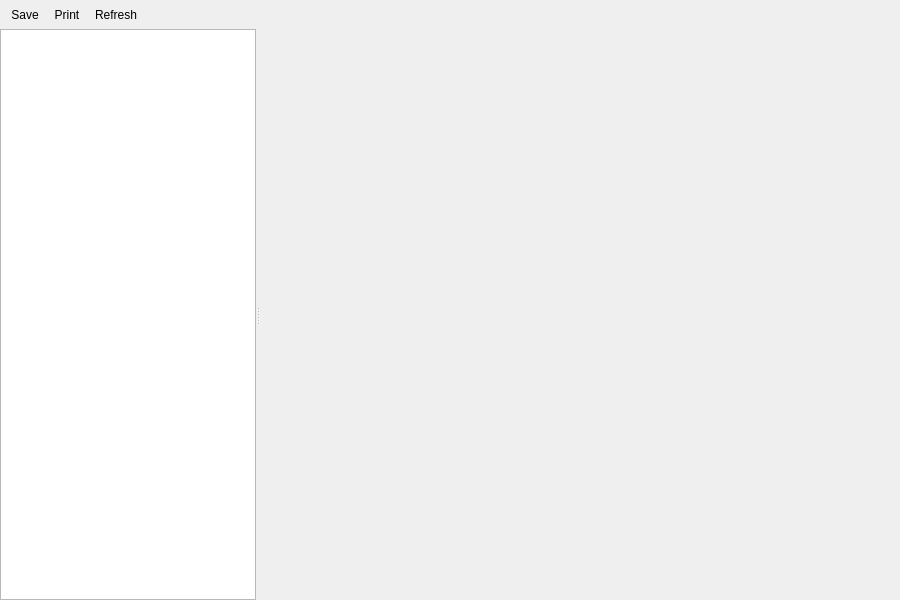
First picture: the form in source/client/ui/sys_info/system_info_session_window.ui, repository dchapyshev/aspia, before the edit.
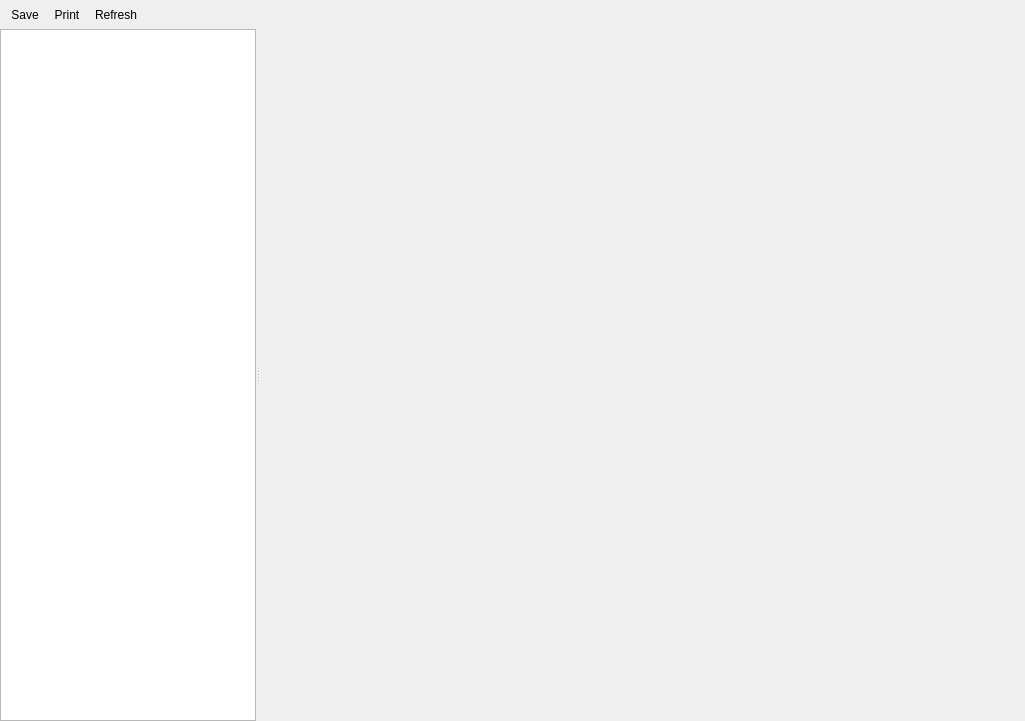
Second picture: the form after the edit. Icons and pictures are not drawn.

Patch:
```diff
--- a/source/client/ui/sys_info/system_info_session_window.ui
+++ b/source/client/ui/sys_info/system_info_session_window.ui
@@ -6,8 +6,8 @@
    <rect>
     <x>0</x>
     <y>0</y>
-    <width>900</width>
-    <height>600</height>
+    <width>1025</width>
+    <height>721</height>
    </rect>
   </property>
   <property name="windowTitle">
@@ -36,8 +36,8 @@
      </property>
      <property name="iconSize">
       <size>
-       <width>22</width>
-       <height>22</height>
+       <width>24</width>
+       <height>24</height>
       </size>
      </property>
      <property name="toolButtonStyle">
@@ -73,8 +73,8 @@
         </property>
         <property name="iconSize">
          <size>
-          <width>16</width>
-          <height>16</height>
+          <width>24</width>
+          <height>24</height>
          </size>
         </property>
         <attribute name="headerVisible">
```
Left out of the diff: 12 changed lines with no effect on the pictures.
